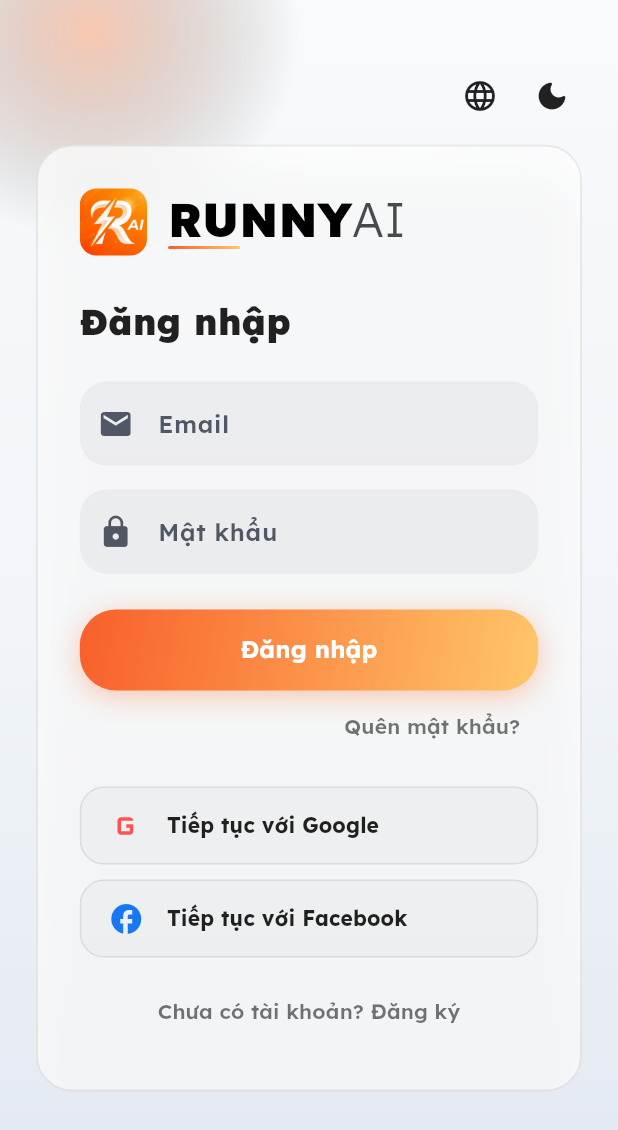
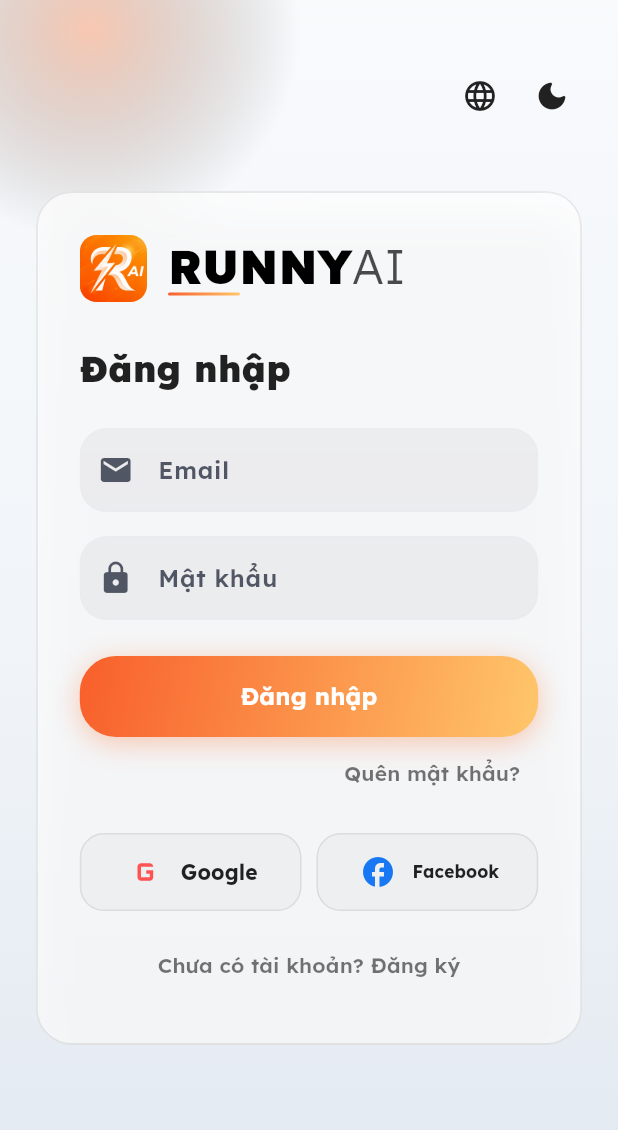
Before and after one commit to k4spi4n/runny-ai, a Flutter app: the LoginPage screen opened directly, on a phone screen of 412 x 824 dp. Shown: the top 1130 px of the screen. Run offline on Flutter 3.47's test engine with Material 3 defaults, Android fonts, the phone set to English and light mode, and no system bars; our stand-ins replace file_picker, fl_chart, flutter_dotenv, font_awesome_flutter, geolocator, google_fonts and 4 more; missing offline and left inert: dart:js_interop, fit_tool, gpx; accounts and stored records are empty.

Commit message:
di chuyển đăng nhập về 1 dòng

```diff
--- a/apps/runny_app/lib/l10n/locales/en.json
+++ b/apps/runny_app/lib/l10n/locales/en.json
@@ -188,7 +188,7 @@
   "environment_conditions": "Environmental Conditions",
   "error": "Error",
   "error_occurred": "An error occurred",
-  "facebook_login": "Continue with Facebook",
+  "facebook_login": "Facebook",
   "ok": "OK",
   "feature_in_development": "Feature under development",
   "feature_in_development_desc": "Strava connection is coming soon. For now you can import activities from GPX/FIT/TCX files via the add-activity button.",
@@ -199,7 +199,7 @@
   "goal": "Goal",
   "goal_hint": "e.g., Run 10k, marathon prep...",
   "goal_tab": "Goal",
-  "google_login": "Continue with Google",
+  "google_login": "Google",
   "gender": "Gender",
   "gender_male": "Male",
   "gender_female": "Female",
--- a/apps/runny_app/lib/l10n/locales/vi.json
+++ b/apps/runny_app/lib/l10n/locales/vi.json
@@ -188,7 +188,7 @@
   "environment_conditions": "Điều kiện môi trường",
   "error": "Lỗi",
   "error_occurred": "Có lỗi xảy ra",
-  "facebook_login": "Tiếp tục với Facebook",
+  "facebook_login": "Facebook",
   "ok": "OK",
   "feature_in_development": "Tính năng đang phát triển",
   "feature_in_development_desc": "Kết nối Strava sẽ sớm có mặt. Hiện tại bạn có thể nhập hoạt động bằng file GPX/FIT/TCX qua nút thêm hoạt động.",
@@ -199,7 +199,7 @@
   "goal": "Mục tiêu",
   "goal_hint": "Ví dụ: Chạy 10k, chuẩn bị cho marathon...",
   "goal_tab": "Mục tiêu",
-  "google_login": "Tiếp tục với Google",
+  "google_login": "Google",
   "gender": "Giới tính",
   "gender_male": "Nam",
   "gender_female": "Nữ",
--- a/apps/runny_app/lib/pages/login_page.dart
+++ b/apps/runny_app/lib/pages/login_page.dart
@@ -306,9 +306,10 @@
                         ),
                       ),
                     const SizedBox(height: 16),
-                    Column(
+                    Row(
                       children: [
-                        _SocialLoginButton(
+                        Expanded(
+                          child: _SocialLoginButton(
                             onPressed: _isLoading ? null : _showComingSoon,
                             icon: const Icon(
                               Icons.g_mobiledata,
@@ -318,8 +319,10 @@
                             label: context.translate('google_login'),
                             isDark: isDark,
                           ),
-                        const SizedBox(height: 10),
-                        _SocialLoginButton(
+                        ),
+                        const SizedBox(width: 10),
+                        Expanded(
+                          child: _SocialLoginButton(
                             onPressed: _isLoading ? null : _showComingSoon,
                             icon: const Icon(
                               Icons.facebook,
@@ -329,16 +332,19 @@
                             label: context.translate('facebook_login'),
                             isDark: isDark,
                           ),
+                        ),
                       ],
                     ),
                     const SizedBox(height: 12),
                     TextButton(
                       onPressed: () => setState(() => _isSignUp = !_isSignUp),
                       child: Text(
-                        _isSignUp ? context.translate('already_have_account') : context.translate('no_account_signup'),
+                        _isSignUp
+                            ? context.translate('already_have_account')
+                            : context.translate('no_account_signup'),
                         style: TextStyle(
                           color: isDark ? Colors.white70 : Colors.black54,
-                          fontWeight: FontWeight.w600
+                          fontWeight: FontWeight.w600,
                         ),
                       ),
                     ),
@@ -389,18 +395,22 @@
           shape: RoundedRectangleBorder(
             borderRadius: BorderRadius.circular(16),
           ),
-          padding: const EdgeInsets.symmetric(horizontal: 16),
+          padding: const EdgeInsets.symmetric(horizontal: 12),
         ),
         child: Row(
+          mainAxisAlignment: MainAxisAlignment.center,
+          mainAxisSize: MainAxisSize.min,
           children: [
-            SizedBox(width: 30, child: Center(child: icon)),
-            const SizedBox(width: 12),
-            Expanded(
+            Flexible(child: SizedBox(width: 30, child: Center(child: icon))),
+            const SizedBox(width: 8),
+            Flexible(
+              child: FittedBox(
+                fit: BoxFit.scaleDown,
                 child: Text(
                   label,
                   maxLines: 1,
-                overflow: TextOverflow.ellipsis,
                   style: const TextStyle(fontWeight: FontWeight.w700),
+                ),
               ),
             ),
           ],
```
Lines whose indentation alone changed are shown as unchanged.
